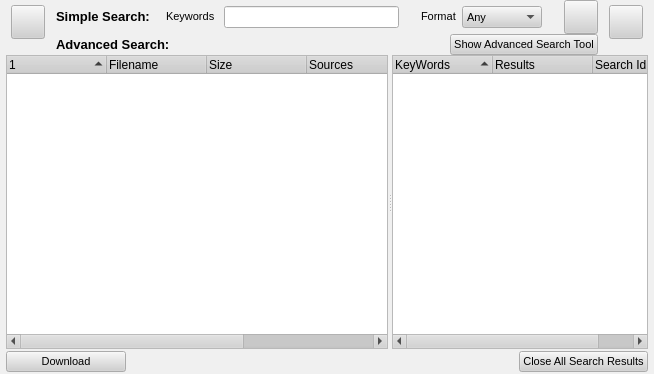
Before: the Qt Designer form retroshare-gui/src/gui/SearchDialog.ui in RetroShare/RetroShare, drawn with Qt 5.
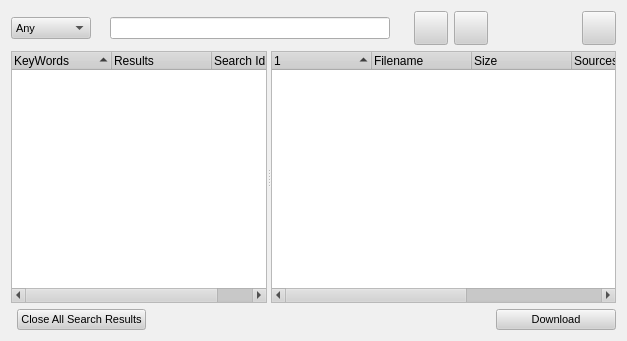
After: the same form once the commit is applied. Icons and pictures are not drawn. Custom widgets are drawn as their Qt base class.

Commit message: reorder Search, clear search field automaticly after result will be shown.

The edit to the form file:
```diff
--- a/retroshare-gui/src/gui/SearchDialog.ui
+++ b/retroshare-gui/src/gui/SearchDialog.ui
@@ -6,8 +6,8 @@
    <rect>
     <x>0</x>
     <y>0</y>
-    <width>654</width>
-    <height>374</height>
+    <width>627</width>
+    <height>341</height>
    </rect>
   </property>
   <property name="sizePolicy">
@@ -499,243 +499,10 @@
   <property name="contextMenuPolicy">
    <enum>Qt::NoContextMenu</enum>
   </property>
-  <layout class="QGridLayout">
-   <property name="leftMargin">
-    <number>6</number>
-   </property>
-   <property name="topMargin">
-    <number>0</number>
-   </property>
-   <property name="rightMargin">
-    <number>6</number>
-   </property>
-   <property name="bottomMargin">
-    <number>2</number>
-   </property>
-   <property name="horizontalSpacing">
-    <number>6</number>
-   </property>
-   <property name="verticalSpacing">
-    <number>2</number>
-   </property>
-   <item row="0" column="0" colspan="3">
-    <layout class="QVBoxLayout">
-     <property name="spacing">
-      <number>0</number>
-     </property>
-     <property name="margin">
-      <number>0</number>
-     </property>
-     <item>
-      <layout class="QHBoxLayout">
-       <property name="spacing">
-        <number>6</number>
-       </property>
-       <property name="margin">
-        <number>0</number>
-       </property>
-       <item>
-        <layout class="QVBoxLayout">
-         <property name="spacing">
-          <number>6</number>
-         </property>
-         <property name="margin">
-          <number>5</number>
-         </property>
-         <item>
-          <widget class="QPushButton" name="toggleAdvancedSearchBtn">
-           <property name="sizePolicy">
-            <sizepolicy hsizetype="Fixed" vsizetype="Fixed">
-             <horstretch>0</horstretch>
-             <verstretch>0</verstretch>
-            </sizepolicy>
-           </property>
-           <property name="minimumSize">
-            <size>
-             <width>34</width>
-             <height>34</height>
-            </size>
-           </property>
-           <property name="maximumSize">
-            <size>
-             <width>34</width>
-             <height>34</height>
-            </size>
-           </property>
-           <property name="toolTip">
-            <string>Toggle advanced searching on and off.</string>
-           </property>
-           <property name="text">
-            <string/>
-           </property>
-           <property name="icon">
-            <iconset resource="images.qrc">
-             <normaloff>:/images/advsearch_24x24.png</normaloff>:/images/advsearch_24x24.png</iconset>
-           </property>
-           <property name="iconSize">
-            <size>
-             <width>24</width>
-             <height>24</height>
-            </size>
-           </property>
-           <property name="checkable">
-            <bool>true</bool>
-           </property>
-          </widget>
-         </item>
-         <item>
-          <spacer>
-           <property name="orientation">
-            <enum>Qt::Vertical</enum>
-           </property>
-           <property name="sizeHint" stdset="0">
-            <size>
-             <width>20</width>
-             <height>0</height>
-            </size>
-           </property>
-          </spacer>
-         </item>
-        </layout>
-       </item>
-       <item>
-        <widget class="QFrame" name="SearchModeFrame">
-         <property name="sizePolicy">
-          <sizepolicy hsizetype="Minimum" vsizetype="Minimum">
-           <horstretch>255</horstretch>
-           <verstretch>0</verstretch>
-          </sizepolicy>
-         </property>
-         <property name="minimumSize">
-          <size>
-           <width>390</width>
-           <height>24</height>
-          </size>
-         </property>
-         <property name="frameShape">
-          <enum>QFrame::NoFrame</enum>
-         </property>
-         <property name="frameShadow">
-          <enum>QFrame::Raised</enum>
-         </property>
-         <layout class="QVBoxLayout">
-          <property name="spacing">
-           <number>0</number>
-          </property>
-          <property name="margin">
-           <number>0</number>
-          </property>
-          <item>
-           <widget class="QFrame" name="SimpleSearchPanel">
-            <property name="sizePolicy">
-             <sizepolicy hsizetype="Minimum" vsizetype="Minimum">
-              <horstretch>0</horstretch>
-              <verstretch>0</verstretch>
-             </sizepolicy>
-            </property>
-            <property name="frameShape">
-             <enum>QFrame::NoFrame</enum>
-            </property>
-            <property name="frameShadow">
-             <enum>QFrame::Raised</enum>
-            </property>
-            <layout class="QVBoxLayout">
-             <property name="spacing">
-              <number>0</number>
-             </property>
-             <property name="margin">
-              <number>0</number>
-             </property>
-             <item>
-              <layout class="QHBoxLayout">
-               <property name="spacing">
-                <number>6</number>
-               </property>
-               <property name="margin">
-                <number>0</number>
-               </property>
-               <item>
-                <widget class="QLabel" name="label_3">
-                 <property name="frameShape">
-                  <enum>QFrame::NoFrame</enum>
-                 </property>
-                 <property name="frameShadow">
-                  <enum>QFrame::Plain</enum>
-                 </property>
-                 <property name="text">
-                  <string>&lt;h3&gt;Simple Search:&lt;/h3&gt;</string>
-                 </property>
-                </widget>
-               </item>
-               <item>
-                <spacer>
-                 <property name="orientation">
-                  <enum>Qt::Horizontal</enum>
-                 </property>
-                 <property name="sizeHint" stdset="0">
-                  <size>
-                   <width>10</width>
-                   <height>20</height>
-                  </size>
-                 </property>
-                </spacer>
-               </item>
-               <item>
-                <widget class="QLabel" name="label">
-                 <property name="sizePolicy">
-                  <sizepolicy hsizetype="Fixed" vsizetype="Fixed">
-                   <horstretch>0</horstretch>
-                   <verstretch>0</verstretch>
-                  </sizepolicy>
-                 </property>
-                 <property name="text">
-                  <string>Keywords </string>
-                 </property>
-                </widget>
-               </item>
-               <item>
-                <widget class="QLineEdit" name="lineEdit">
-                 <property name="sizePolicy">
-                  <sizepolicy hsizetype="Expanding" vsizetype="Fixed">
-                   <horstretch>3</horstretch>
-                   <verstretch>0</verstretch>
-                  </sizepolicy>
-                 </property>
-                 <property name="maximumSize">
-                  <size>
-                   <width>558</width>
-                   <height>16777215</height>
-                  </size>
-                 </property>
-                </widget>
-               </item>
-               <item>
-                <spacer>
-                 <property name="orientation">
-                  <enum>Qt::Horizontal</enum>
-                 </property>
-                 <property name="sizeType">
-                  <enum>QSizePolicy::Fixed</enum>
-                 </property>
-                 <property name="sizeHint" stdset="0">
-                  <size>
-                   <width>16</width>
-                   <height>32</height>
-                  </size>
-                 </property>
-                </spacer>
-               </item>
-               <item>
-                <widget class="QLabel" name="label_2">
-                 <property name="text">
-                  <string>&lt;html&gt;&lt;head&gt;&lt;meta name=&quot;qrichtext&quot; content=&quot;1&quot; /&gt;&lt;style type=&quot;text/css&quot;&gt;
-p, li { white-space: pre-wrap; }
-&lt;/style&gt;&lt;/head&gt;&lt;body style=&quot; font-family:'Arial'; font-size:8pt; font-weight:400; font-style:normal; text-decoration:none;&quot;&gt;
-&lt;p style=&quot; margin-top:0px; margin-bottom:0px; margin-left:0px; margin-right:0px; -qt-block-indent:0; text-indent:0px;&quot;&gt;Format&lt;/p&gt;&lt;/body&gt;&lt;/html&gt;</string>
-                 </property>
-                </widget>
-               </item>
-               <item>
+  <layout class="QGridLayout" name="gridLayout_2">
+   <item row="0" column="0" colspan="4">
+    <layout class="QGridLayout" name="gridLayout">
+     <item row="0" column="0">
                 <widget class="QComboBox" name="FileTypeComboBox">
                  <item>
                   <property name="text">
@@ -811,20 +578,62 @@
                  </item>
                 </widget>
                </item>
-               <item>
+     <item row="0" column="1">
                 <spacer>
                  <property name="orientation">
                   <enum>Qt::Horizontal</enum>
                  </property>
+       <property name="sizeType">
+        <enum>QSizePolicy::Fixed</enum>
+       </property>
                  <property name="sizeHint" stdset="0">
                   <size>
-                   <width>16</width>
+         <width>13</width>
                    <height>20</height>
                   </size>
                  </property>
                 </spacer>
                </item>
-               <item>
+     <item row="0" column="2">
+      <widget class="QLineEdit" name="lineEdit">
+       <property name="sizePolicy">
+        <sizepolicy hsizetype="Expanding" vsizetype="Fixed">
+         <horstretch>3</horstretch>
+         <verstretch>0</verstretch>
+        </sizepolicy>
+       </property>
+       <property name="maximumSize">
+        <size>
+         <width>558</width>
+         <height>16777215</height>
+        </size>
+       </property>
+       <property name="toolTip">
+        <string>&lt;!DOCTYPE HTML PUBLIC &quot;-//W3C//DTD HTML 4.0//EN&quot; &quot;http://www.w3.org/TR/REC-html40/strict.dtd&quot;&gt;
+&lt;html&gt;&lt;head&gt;&lt;meta name=&quot;qrichtext&quot; content=&quot;1&quot; /&gt;&lt;style type=&quot;text/css&quot;&gt;
+p, li { white-space: pre-wrap; }
+&lt;/style&gt;&lt;/head&gt;&lt;body style=&quot; font-family:'Arial'; font-size:8pt; font-weight:400; font-style:normal;&quot;&gt;
+&lt;p style=&quot; margin-top:0px; margin-bottom:0px; margin-left:0px; margin-right:0px; -qt-block-indent:0; text-indent:0px;&quot;&gt;Enter a Keyword here&lt;/p&gt;&lt;/body&gt;&lt;/html&gt;</string>
+       </property>
+      </widget>
+     </item>
+     <item row="0" column="3">
+      <spacer>
+       <property name="orientation">
+        <enum>Qt::Horizontal</enum>
+       </property>
+       <property name="sizeType">
+        <enum>QSizePolicy::Fixed</enum>
+       </property>
+       <property name="sizeHint" stdset="0">
+        <size>
+         <width>18</width>
+         <height>32</height>
+        </size>
+       </property>
+      </spacer>
+     </item>
+     <item row="0" column="4">
                 <widget class="QPushButton" name="pushButtonsearch">
                  <property name="minimumSize">
                   <size>
@@ -856,99 +665,7 @@
                  </property>
                 </widget>
                </item>
-              </layout>
-             </item>
-            </layout>
-           </widget>
-          </item>
-          <item>
-           <widget class="QFrame" name="AdvancedSearchPanel">
-            <property name="enabled">
-             <bool>true</bool>
-            </property>
-            <property name="sizePolicy">
-             <sizepolicy hsizetype="Minimum" vsizetype="Minimum">
-              <horstretch>0</horstretch>
-              <verstretch>0</verstretch>
-             </sizepolicy>
-            </property>
-            <property name="frameShape">
-             <enum>QFrame::NoFrame</enum>
-            </property>
-            <property name="frameShadow">
-             <enum>QFrame::Raised</enum>
-            </property>
-            <layout class="QVBoxLayout">
-             <property name="spacing">
-              <number>0</number>
-             </property>
-             <property name="margin">
-              <number>0</number>
-             </property>
-             <item>
-              <layout class="QHBoxLayout">
-               <property name="spacing">
-                <number>6</number>
-               </property>
-               <property name="margin">
-                <number>0</number>
-               </property>
-               <item>
-                <widget class="QLabel" name="label_4">
-                 <property name="text">
-                  <string>&lt;h3&gt;Advanced Search:&lt;/h3&gt;</string>
-                 </property>
-                </widget>
-               </item>
-               <item>
-                <spacer>
-                 <property name="orientation">
-                  <enum>Qt::Horizontal</enum>
-                 </property>
-                 <property name="sizeType">
-                  <enum>QSizePolicy::Expanding</enum>
-                 </property>
-                 <property name="sizeHint" stdset="0">
-                  <size>
-                   <width>50</width>
-                   <height>20</height>
-                  </size>
-                 </property>
-                </spacer>
-               </item>
-               <item>
-                <widget class="QPushButton" name="focusAdvSearchDialogBtn">
-                 <property name="enabled">
-                  <bool>true</bool>
-                 </property>
-                 <property name="sizePolicy">
-                  <sizepolicy hsizetype="Fixed" vsizetype="Fixed">
-                   <horstretch>0</horstretch>
-                   <verstretch>0</verstretch>
-                  </sizepolicy>
-                 </property>
-                 <property name="text">
-                  <string>Show Advanced Search Tool</string>
-                 </property>
-                </widget>
-               </item>
-              </layout>
-             </item>
-            </layout>
-           </widget>
-          </item>
-         </layout>
-        </widget>
-       </item>
-       <item>
-        <layout class="QVBoxLayout">
-         <property name="spacing">
-          <number>6</number>
-         </property>
-         <property name="margin">
-          <number>5</number>
-         </property>
-         <item>
+     <item row="0" column="5">
           <widget class="QPushButton" name="resetButton">
            <property name="sizePolicy">
             <sizepolicy hsizetype="Fixed" vsizetype="Fixed">
@@ -989,34 +706,116 @@
            </property>
           </widget>
          </item>
-         <item>
+     <item row="0" column="7">
           <spacer>
            <property name="orientation">
-            <enum>Qt::Vertical</enum>
+        <enum>Qt::Horizontal</enum>
            </property>
            <property name="sizeHint" stdset="0">
             <size>
-             <width>20</width>
-             <height>0</height>
+         <width>88</width>
+         <height>20</height>
             </size>
            </property>
           </spacer>
          </item>
-        </layout>
+     <item row="0" column="8">
+      <widget class="QPushButton" name="toggleAdvancedSearchBtn">
+       <property name="sizePolicy">
+        <sizepolicy hsizetype="Fixed" vsizetype="Fixed">
+         <horstretch>0</horstretch>
+         <verstretch>0</verstretch>
+        </sizepolicy>
+       </property>
+       <property name="minimumSize">
+        <size>
+         <width>34</width>
+         <height>34</height>
+        </size>
+       </property>
+       <property name="maximumSize">
+        <size>
+         <width>34</width>
+         <height>34</height>
+        </size>
+       </property>
+       <property name="toolTip">
+        <string>Toggle advanced searching on and off.</string>
+       </property>
+       <property name="text">
+        <string/>
+       </property>
+       <property name="icon">
+        <iconset resource="images.qrc">
+         <normaloff>:/images/advsearch_24x24.png</normaloff>:/images/advsearch_24x24.png</iconset>
+       </property>
+       <property name="iconSize">
+        <size>
+         <width>24</width>
+         <height>24</height>
+        </size>
+       </property>
+       <property name="checkable">
+        <bool>true</bool>
+       </property>
+      </widget>
        </item>
       </layout>
      </item>
-     <item>
+   <item row="1" column="0" colspan="4">
       <widget class="QSplitter" name="splitter">
+     <property name="orientation">
+      <enum>Qt::Horizontal</enum>
+     </property>
+     <widget class="QTreeWidget" name="searchSummaryWidget">
        <property name="sizePolicy">
         <sizepolicy hsizetype="Minimum" vsizetype="Minimum">
          <horstretch>0</horstretch>
          <verstretch>1</verstretch>
         </sizepolicy>
        </property>
-       <property name="orientation">
-        <enum>Qt::Horizontal</enum>
-       </property>
+      <property name="sizeIncrement">
+       <size>
+        <width>0</width>
+        <height>0</height>
+       </size>
+      </property>
+      <property name="baseSize">
+       <size>
+        <width>0</width>
+        <height>0</height>
+       </size>
+      </property>
+      <property name="font">
+       <font>
+        <pointsize>9</pointsize>
+       </font>
+      </property>
+      <property name="mouseTracking">
+       <bool>true</bool>
+      </property>
+      <property name="contextMenuPolicy">
+       <enum>Qt::CustomContextMenu</enum>
+      </property>
+      <property name="sortingEnabled">
+       <bool>true</bool>
+      </property>
+      <column>
+       <property name="text">
+        <string>KeyWords</string>
+       </property>
+      </column>
+      <column>
+       <property name="text">
+        <string>Results</string>
+       </property>
+      </column>
+      <column>
+       <property name="text">
+        <string>Search Id</string>
+       </property>
+      </column>
+     </widget>
        <widget class="SearchTreeWidget" name="searchResultWidget">
         <property name="sizePolicy">
          <sizepolicy hsizetype="Expanding" vsizetype="Expanding">
@@ -1072,60 +871,36 @@
          </property>
         </column>
        </widget>
-       <widget class="QTreeWidget" name="searchSummaryWidget">
-        <property name="sizePolicy">
-         <sizepolicy hsizetype="Minimum" vsizetype="Minimum">
-          <horstretch>0</horstretch>
-          <verstretch>1</verstretch>
-         </sizepolicy>
-        </property>
-        <property name="sizeIncrement">
+    </widget>
+   </item>
+   <item row="2" column="2">
+    <spacer>
+     <property name="orientation">
+      <enum>Qt::Horizontal</enum>
+     </property>
+     <property name="sizeHint" stdset="0">
          <size>
-          <width>0</width>
-          <height>0</height>
-         </size>
-        </property>
-        <property name="baseSize">
-         <size>
-          <width>0</width>
-          <height>0</height>
-         </size>
-        </property>
-        <property name="font">
-         <font>
-          <pointsize>9</pointsize>
-         </font>
-        </property>
-        <property name="mouseTracking">
-         <bool>true</bool>
-        </property>
-        <property name="contextMenuPolicy">
-         <enum>Qt::CustomContextMenu</enum>
-        </property>
-        <property name="sortingEnabled">
-         <bool>true</bool>
-        </property>
-        <column>
+       <width>351</width>
+       <height>20</height>
+      </size>
+     </property>
+    </spacer>
+   </item>
+   <item row="2" column="1">
+    <widget class="QPushButton" name="cloaseallsearchresultsButton">
+     <property name="toolTip">
+      <string>&lt;!DOCTYPE HTML PUBLIC &quot;-//W3C//DTD HTML 4.0//EN&quot; &quot;http://www.w3.org/TR/REC-html40/strict.dtd&quot;&gt;
+&lt;html&gt;&lt;head&gt;&lt;meta name=&quot;qrichtext&quot; content=&quot;1&quot; /&gt;&lt;style type=&quot;text/css&quot;&gt;
+p, li { white-space: pre-wrap; }
+&lt;/style&gt;&lt;/head&gt;&lt;body style=&quot; font-family:'Arial'; font-size:8pt; font-weight:400; font-style:normal;&quot;&gt;
+&lt;p style=&quot; margin-top:0px; margin-bottom:0px; margin-left:0px; margin-right:0px; -qt-block-indent:0; text-indent:0px;&quot;&gt;&lt;span style=&quot; font-size:9pt;&quot;&gt;Close all Search Resullts&lt;/span&gt;&lt;/p&gt;&lt;/body&gt;&lt;/html&gt;</string>
+     </property>
          <property name="text">
-          <string>KeyWords</string>
-         </property>
-        </column>
-        <column>
-         <property name="text">
-          <string>Results</string>
-         </property>
-        </column>
-        <column>
-         <property name="text">
-          <string>Search Id</string>
-         </property>
-        </column>
-       </widget>
-      </widget>
-     </item>
-    </layout>
-   </item>
-   <item row="1" column="0">
+      <string>Close All Search Results</string>
+     </property>
+    </widget>
+   </item>
+   <item row="2" column="3">
     <widget class="QPushButton" name="pushButtonDownload">
      <property name="minimumSize">
       <size>
@@ -1148,26 +923,6 @@
      </property>
     </widget>
    </item>
-   <item row="1" column="1">
-    <spacer>
-     <property name="orientation">
-      <enum>Qt::Horizontal</enum>
-     </property>
-     <property name="sizeHint" stdset="0">
-      <size>
-       <width>351</width>
-       <height>20</height>
-      </size>
-     </property>
-    </spacer>
-   </item>
-   <item row="1" column="2">
-    <widget class="QPushButton" name="cloaseallsearchresultsButton">
-     <property name="text">
-      <string>Close All Search Results</string>
-     </property>
-    </widget>
-   </item>
   </layout>
  </widget>
  <customwidgets>
```
Left out of the diff: 40 changed lines with no effect on the pictures. Lines whose indentation alone changed are shown as unchanged. The commit also changes 1 other file.
